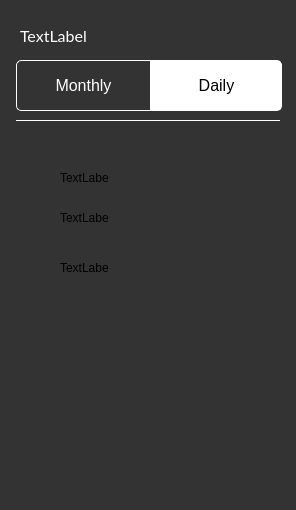
tarashunchak/PhoneCompanyManager, file PhoneManagerGUI/tariffcard.ui: the form before one commit.
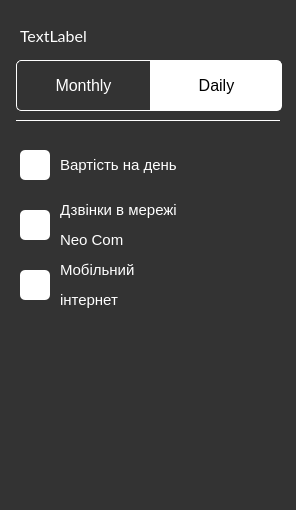
The form after the commit.

Commit message: tariff cards label icons addition

```diff
--- a/PhoneManagerGUI/tariffcard.ui
+++ b/PhoneManagerGUI/tariffcard.ui
@@ -106,39 +106,69 @@
    <property name="geometry">
     <rect>
      <x>60</x>
-     <y>170</y>
-     <width>49</width>
-     <height>16</height>
+     <y>155</y>
+     <width>121</width>
+     <height>20</height>
     </rect>
    </property>
+   <property name="font">
+    <font>
+     <pointsize>11</pointsize>
+    </font>
+   </property>
+   <property name="styleSheet">
+    <string notr="true">color:white;
+background-color:transparent;</string>
+   </property>
    <property name="text">
-    <string>TextLabel</string>
+    <string>Вартість на день</string>
    </property>
   </widget>
   <widget class="QLabel" name="label_5">
    <property name="geometry">
     <rect>
      <x>60</x>
-     <y>210</y>
-     <width>49</width>
-     <height>16</height>
+     <y>200</y>
+     <width>121</width>
+     <height>50</height>
     </rect>
    </property>
+   <property name="font">
+    <font>
+     <pointsize>11</pointsize>
+    </font>
+   </property>
+   <property name="styleSheet">
+    <string notr="true">color:white;
+background-color:transparent;</string>
+   </property>
    <property name="text">
-    <string>TextLabel</string>
+    <string>&lt;html&gt;&lt;head/&gt;&lt;body&gt;&lt;p&gt;Дзвінки в мережі &lt;/p&gt;&lt;p&gt;Neo Com&lt;/p&gt;&lt;/body&gt;&lt;/html&gt;</string>
    </property>
+   <property name="wordWrap">
+    <bool>false</bool>
+   </property>
   </widget>
   <widget class="QLabel" name="label_6">
    <property name="geometry">
     <rect>
      <x>60</x>
      <y>260</y>
-     <width>49</width>
-     <height>16</height>
+     <width>120</width>
+     <height>50</height>
     </rect>
    </property>
+   <property name="font">
+    <font>
+     <pointsize>11</pointsize>
+    </font>
+   </property>
+   <property name="styleSheet">
+    <string notr="true">color:white;
+background-color:transparent;</string>
+   </property>
    <property name="text">
-    <string>TextLabel</string>
+    <string>&lt;html&gt;&lt;head/&gt;&lt;body&gt;&lt;p&gt;Мобільний &lt;/p&gt;&lt;p&gt;інтернет&lt;/p&gt;&lt;/body&gt;&lt;/html&gt;</string>
    </property>
   </widget>
   <widget class="Line" name="line">
@@ -158,6 +188,63 @@
     <enum>Qt::Orientation::Horizontal</enum>
    </property>
   </widget>
+  <widget class="QLabel" name="money_pic">
+   <property name="geometry">
+    <rect>
+     <x>20</x>
+     <y>150</y>
+     <width>30</width>
+     <height>30</height>
+    </rect>
+   </property>
+   <property name="styleSheet">
+    <string notr="true">background-color:white;</string>
+   </property>
+   <property name="text">
+    <string/>
+   </property>
+   <property name="scaledContents">
+    <bool>true</bool>
+   </property>
+  </widget>
+  <widget class="QLabel" name="calls_per_day">
+   <property name="geometry">
+    <rect>
+     <x>20</x>
+     <y>210</y>
+     <width>30</width>
+     <height>30</height>
+    </rect>
+   </property>
+   <property name="styleSheet">
+    <string notr="true">background-color:white;</string>
+   </property>
+   <property name="text">
+    <string/>
+   </property>
+   <property name="scaledContents">
+    <bool>true</bool>
+   </property>
+  </widget>
+  <widget class="QLabel" name="internet_per_day">
+   <property name="geometry">
+    <rect>
+     <x>20</x>
+     <y>270</y>
+     <width>30</width>
+     <height>30</height>
+    </rect>
+   </property>
+   <property name="styleSheet">
+    <string notr="true">background-color:white;</string>
+   </property>
+   <property name="text">
+    <string/>
+   </property>
+   <property name="scaledContents">
+    <bool>true</bool>
+   </property>
+  </widget>
  </widget>
  <resources/>
  <connections/>
```
Left out of the diff: 6 changed lines with no effect on the pictures. The commit also changes 602 other files.
